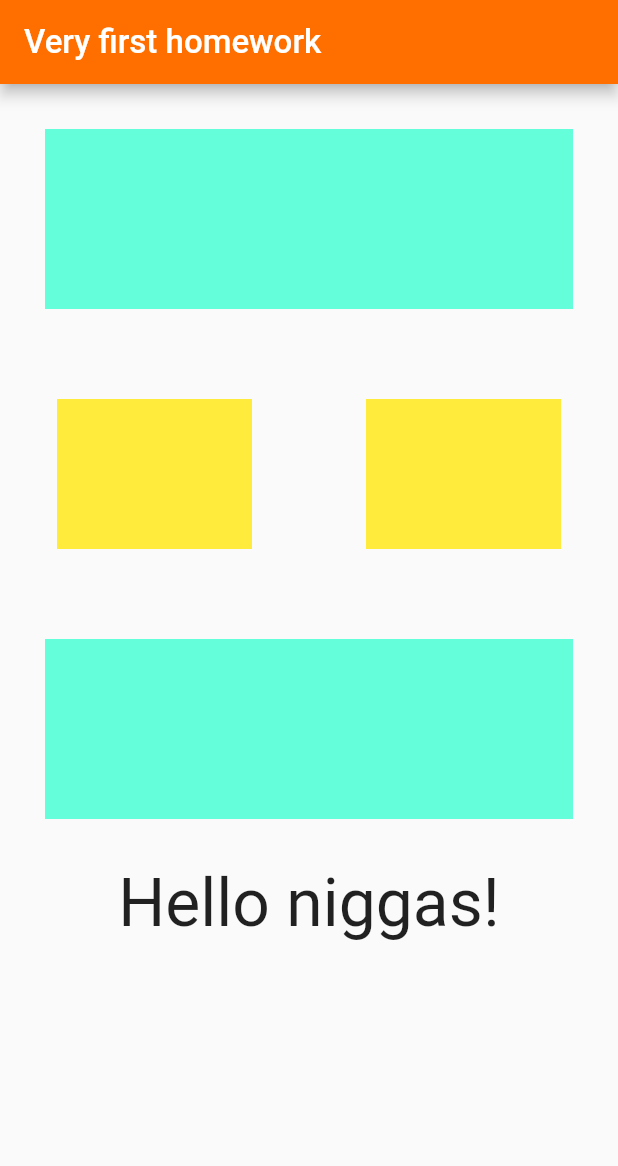
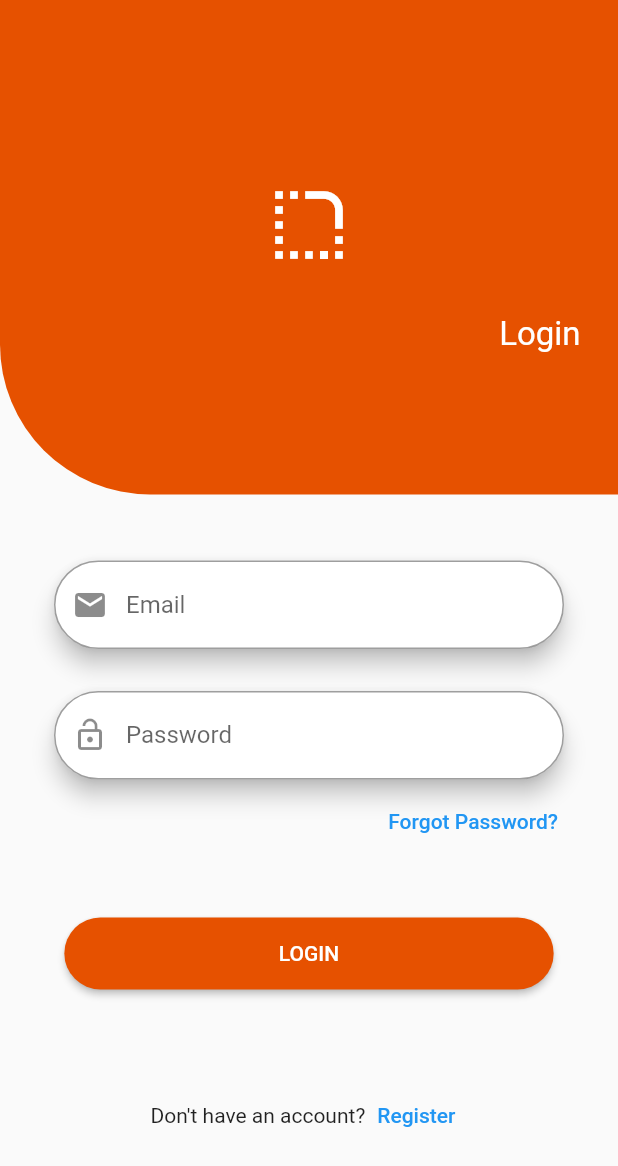
Before and after one commit to its-faatimas/Homework, a Flutter app: the screen it shows after launch, on a phone screen of 412 x 824 dp. Shown: the top 1166 px of the screen. Run offline on Flutter 3.47's test engine with Material 2 defaults, Android fonts, the phone set to English and light mode, and no system bars.

Commit message:
homework_casual_ui

```diff
--- /dev/null
+++ b/lib/homework/homework1/home_work_casual.dart
@@ -0,0 +1,153 @@
+import 'package:flutter/material.dart';
+
+class HomeCasual extends StatefulWidget {
+  _HomeCasualState createState() => _HomeCasualState();
+}
+
+class _HomeCasualState extends State<HomeCasual> {
+  Size? _size;
+  @override
+  Widget build(BuildContext context) {
+    _size = MediaQuery.of(context).size;
+    return Scaffold(
+      body: SingleChildScrollView(
+        child: Column(
+          children: [
+            Container(
+              decoration: BoxDecoration(
+                color: Colors.orange[900],
+                borderRadius: BorderRadius.only(
+                  bottomLeft: Radius.circular(
+                    100.0,
+                  ),
+                ),
+              ),
+              alignment: Alignment.center,
+              height: _size!.height * 0.4,
+              // color: Colors.orange[900],
+              width: _size!.width,
+              child: Column(
+                  children: [
+                    Transform.translate(
+                      offset: Offset(0.0, 120.0),
+                      child: Icon(
+                      Icons.rounded_corner,
+                      color: Colors.white,
+                      size: 60.0,
+                    ),),
+                    Transform.translate(offset: Offset(0, 150),child: Container(
+                      margin: EdgeInsets.symmetric(
+                        vertical: 0.0,
+                        horizontal: 25.0,
+                      ),
+                      alignment: Alignment.centerRight,
+                      child: Text(
+                        "Login",
+                        style: TextStyle(
+                          color: Colors.white,
+                          fontSize: 22.0,
+                        ),
+                      ),
+                    ),)
+                  ],),
+            ),
+            Container(
+              padding: EdgeInsets.only(
+                left: 32.0,
+                right: 32.0,
+                bottom: 40.0,
+                top: 40.0,
+              ),
+              child: Form(
+                child: Column(
+                  crossAxisAlignment: CrossAxisAlignment.end,
+                  children: [
+                    Card(
+                      elevation: 6.0,
+                      shape: RoundedRectangleBorder(
+                        borderRadius: BorderRadius.circular(
+                          32.0,
+                        ),
+                      ),
+                      child: TextFormField(
+                        keyboardType: TextInputType.emailAddress,
+                        decoration: InputDecoration(
+                          prefixIcon: Icon(
+                            Icons.email,
+                          ),
+                          hintText: "Email",
+                          border: OutlineInputBorder(
+                            borderRadius: BorderRadius.circular(
+                              32.0,
+                            ),
+                          ),
+                        ),
+                      ),
+                    ),
+                    SizedBox(
+                      height: 20.0,
+                    ),
+                    Card(
+                      elevation: 6.0,
+                      shape: RoundedRectangleBorder(
+                        borderRadius: BorderRadius.circular(
+                          32.0,
+                        ),
+                      ),
+                      child: TextFormField(
+                        keyboardType: TextInputType.emailAddress,
+                        decoration: InputDecoration(
+                          prefixIcon: Icon(Icons.lock_open),
+                          hintText: "Password",
+                          border: OutlineInputBorder(
+                            borderRadius: BorderRadius.circular(
+                              32.0,
+                            ),
+                          ),
+                        ),
+                      ),
+                    ),
+                    TextButton(
+                      child: Text(
+                        "Forgot Password?",
+                      ),
+                      onPressed: () {},
+                    ),
+                  ],
+                ),
+              ),
+            ),
+            ElevatedButton(
+              style: ElevatedButton.styleFrom(
+                  primary: Colors.orange[900],
+                  shape: RoundedRectangleBorder(
+                    borderRadius: BorderRadius.circular(
+                      32.0,
+                    ),
+                  ),
+                  padding:
+                      EdgeInsets.symmetric(vertical: 16.0, horizontal: 143.0)),
+              child: Text(
+                "LOGIN",
+              ),
+              onPressed: () {},
+            ),
+            SizedBox(height: 60.0,),
+            Row(
+              mainAxisAlignment: MainAxisAlignment.center,
+              children: [
+                Text("Don't have an account?"),
+                TextButton(
+                  child: Text(
+                    "Register",
+                  ),
+                  onPressed: () {},
+                ),
+              ],
+            ),
+          ],
+        ),
+      ),
+    );
+  }
+}
--- a/lib/main.dart
+++ b/lib/main.dart
@@ -1,5 +1,6 @@
 import 'package:flutter/material.dart';
 
+import 'homework/homework1/home_work_casual.dart';
 import 'homework/homework1/homework_1.dart';
 import 'homework/homework1/homework_2.dart';
 
@@ -16,7 +17,7 @@ class MyApp extends StatelessWidget {
       theme: ThemeData(
         primarySwatch: Colors.blue,
       ),
-      home: HomeWork1(),
+      home: HomeCasual(),
     );
   }
 }
```
Also changed, not shown: pubspec.lock, 1 other file.
